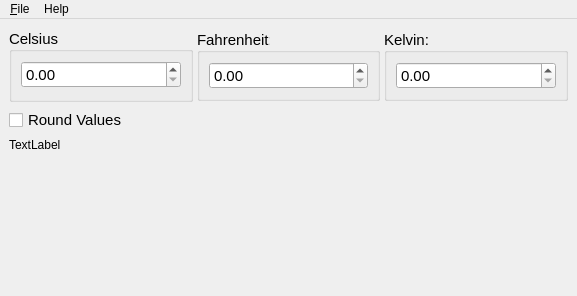
Above: src/mainwindow.ui from TiagoSBO/qtproject-temperature-converter before the change. Below: the same form after it.
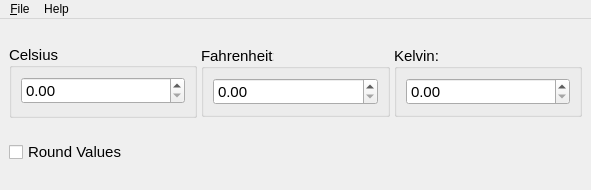
That is the form after the change.

Commit message: style: delete label and buttom save.

What changed in the file:
```diff
--- a/src/mainwindow.ui
+++ b/src/mainwindow.ui
@@ -6,8 +6,8 @@
    <rect>
     <x>0</x>
     <y>0</y>
-    <width>577</width>
-    <height>296</height>
+    <width>591</width>
+    <height>190</height>
    </rect>
   </property>
   <property name="windowTitle">
@@ -172,26 +172,6 @@
       </item>
      </layout>
     </item>
-    <item>
-     <widget class="QLabel" name="label">
-      <property name="text">
-       <string>TextLabel</string>
-      </property>
-     </widget>
-    </item>
-    <item>
-     <spacer name="verticalSpacer">
-      <property name="orientation">
-       <enum>Qt::Orientation::Vertical</enum>
-      </property>
-      <property name="sizeHint" stdset="0">
-       <size>
-        <width>17</width>
-        <height>83</height>
-       </size>
-      </property>
-     </spacer>
-    </item>
    </layout>
   </widget>
   <widget class="QMenuBar" name="menubar">
@@ -199,7 +179,7 @@
     <rect>
      <x>0</x>
      <y>0</y>
-     <width>577</width>
+     <width>591</width>
      <height>25</height>
     </rect>
    </property>
```
Left out of the diff: 6 changed lines with no effect on the pictures.
